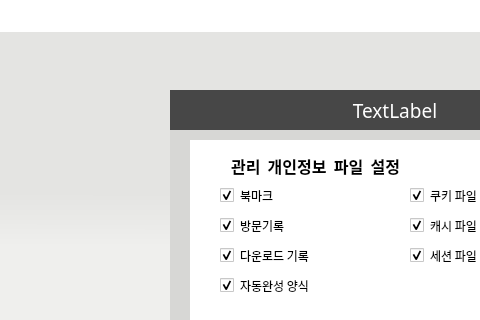
Above: UI/runGUI.ui from ChaeHyunsic/PIM_agent before the change; both pictures show x 0 to 480 and y 0 to 320 of the 780 by 448 pixel window. Below: the same form after it.
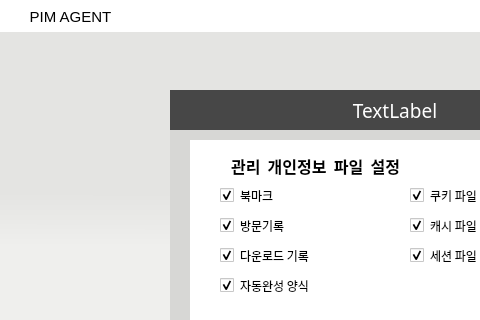
That is the form after the change.

Patch:
```diff
--- a/UI/runGUI.ui
+++ b/UI/runGUI.ui
@@ -828,12 +828,42 @@
     <set>Qt::AlignCenter</set>
    </property>
   </widget>
+  <widget class="QLabel" name="iconlabel_2">
+   <property name="geometry">
+    <rect>
+     <x>15</x>
+     <y>2</y>
+     <width>111</width>
+     <height>30</height>
+    </rect>
+   </property>
+   <property name="font">
+    <font>
+     <family>Arial</family>
+     <pointsize>11</pointsize>
+     <weight>50</weight>
+     <bold>false</bold>
+    </font>
+   </property>
+   <property name="styleSheet">
+    <string notr="true">color: black;
+background-color: transparent;
+text-align:center;</string>
+   </property>
+   <property name="text">
+    <string>PIM AGENT</string>
+   </property>
+   <property name="alignment">
+    <set>Qt::AlignCenter</set>
+   </property>
+  </widget>
   <zorder>titleLabel_2</zorder>
   <zorder>frame</zorder>
   <zorder>closeBtn</zorder>
   <zorder>minimizeBtn</zorder>
   <zorder>runBackgroundBtn</zorder>
   <zorder>iconlabel</zorder>
+  <zorder>iconlabel_2</zorder>
  </widget>
  <resources/>
  <connections/>
```
